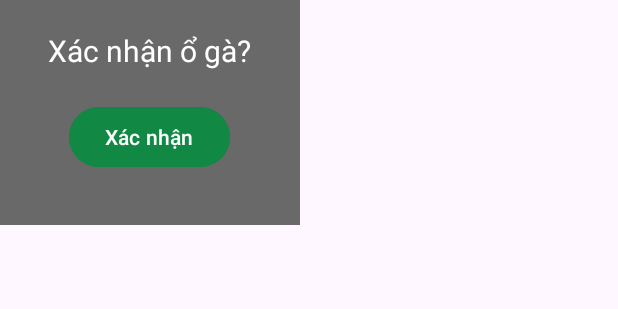
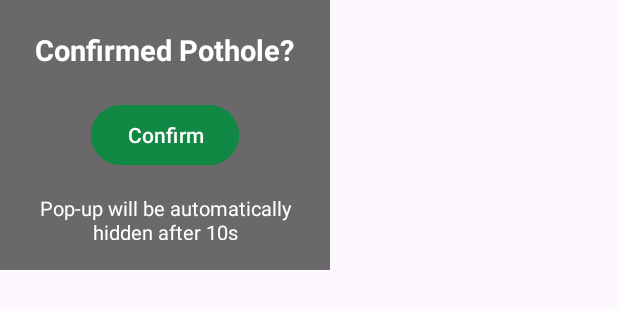
Before and after one commit to ThinhLam-git/FE_Potholes, an Android app: the layout popup_pothole.xml on its own in the app's theme, with its tools: preview values and no code run, on a phone screen of 412 x 824 dp. Shown: the top 309 px of the screen. Run offline under Robolectric (Android 15) with nearby library versions, the light colour scheme and no system bars.

Commit message:
change from dialog to pop-up when detecting a pothole

```diff
--- a/app/src/main/res/layout/popup_pothole.xml
+++ b/app/src/main/res/layout/popup_pothole.xml
@@ -1,7 +1,7 @@
 <!-- res/layout/popup_pothole.xml -->
 <LinearLayout xmlns:android="http://schemas.android.com/apk/res/android"
-    android:layout_width="200dp"
-    android:layout_height="150dp"
+    android:layout_width="220dp"
+    android:layout_height="180dp"
     android:background="@color/dim_gray"
     android:padding="20dp"
     android:orientation="vertical">
@@ -9,9 +9,10 @@
         android:id="@+id/tv_message"
         android:layout_width="wrap_content"
         android:layout_height="wrap_content"
-        android:textSize="20dp"
+        android:textSize="19dp"
         android:layout_gravity="center"
-        android:text="Xác nhận ổ gà?"
+        android:textStyle="bold"
+        android:text="Confirmed Pothole?"
         android:textColor="#FFFFFF"/>
     <Button
         android:layout_marginTop="20dp"
@@ -20,5 +21,15 @@
         android:layout_height="wrap_content"
         android:layout_gravity="center"
         android:backgroundTint="@color/primary_theme_color"
-        android:text="Xác nhận" />
+        android:text="Confirm" />
+    <TextView
+        android:layout_width="wrap_content"
+        android:layout_height="wrap_content"
+        android:textColor="@color/white"
+        android:layout_marginTop="15dp"
+        android:gravity="center"
+        android:textSize="13dp"
+        android:layout_gravity="center"
+        android:text="Pop-up will be automatically hidden after 10s"
+        />
 </LinearLayout>
```
